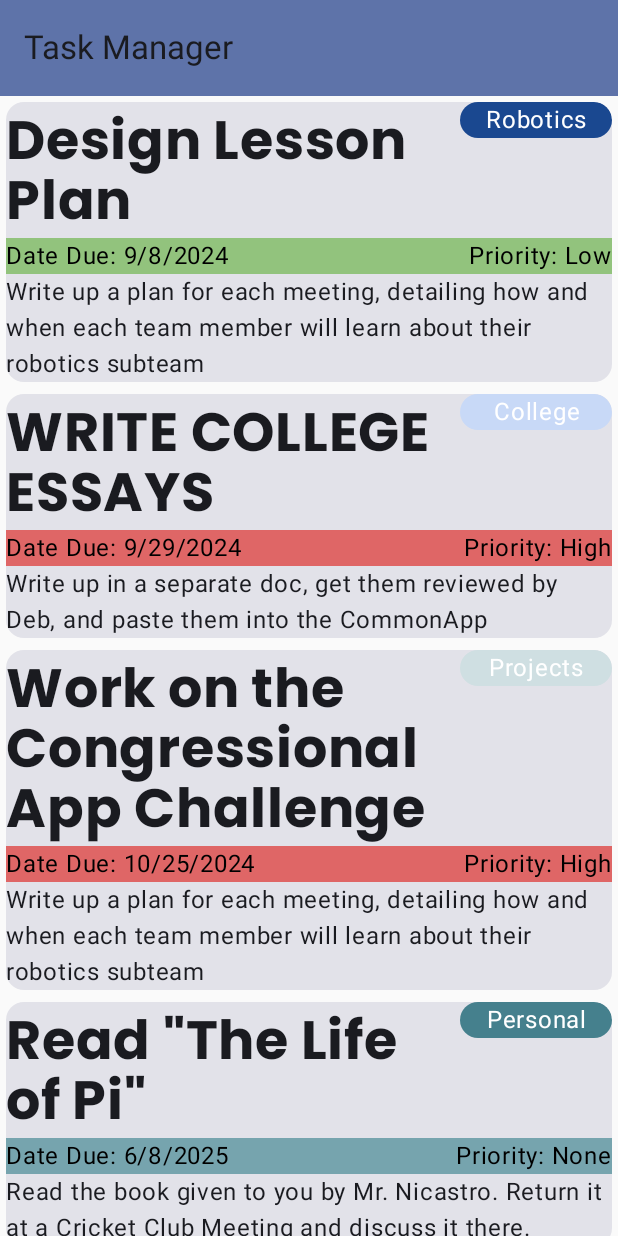
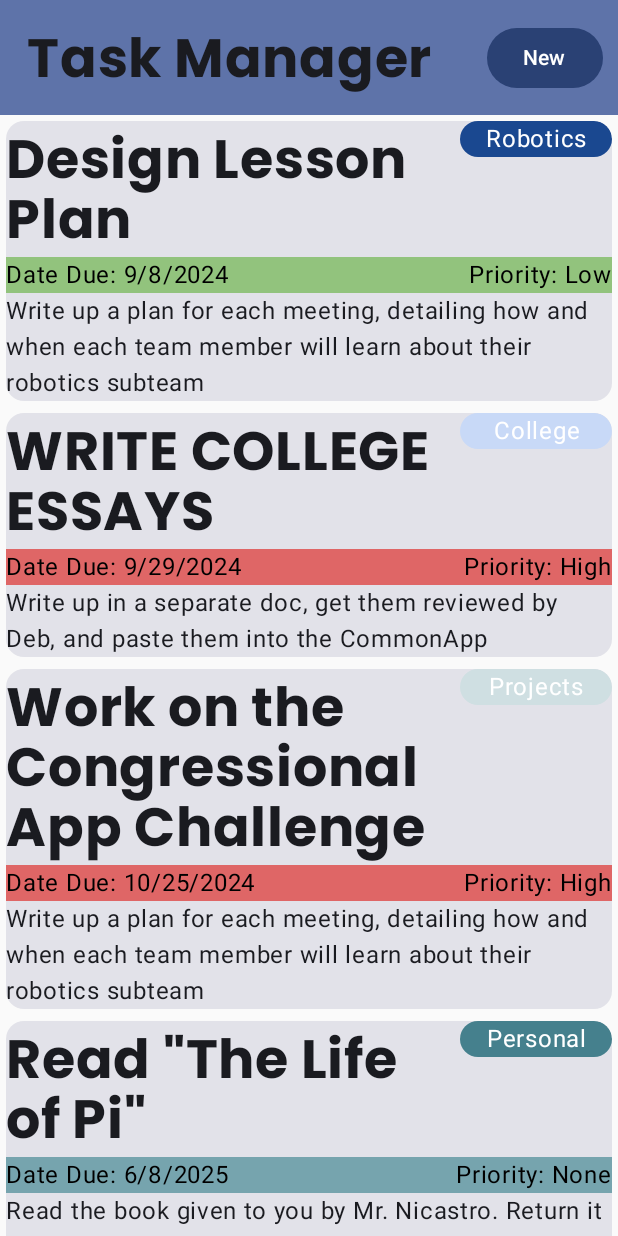
Before and after one commit to Darksharkthe1st/Task-Manager, an Android app built with Jetpack Compose: the screen it shows after launch (MainActivity), on a phone screen of 412 x 824 dp. Run offline under Robolectric (Android 15) with nearby library versions, the phone set to English and light mode, and no system bars.

Commit message:
New Task Button
Added button

```diff
--- a/app/src/main/java/com/example/taskmanager/ui/TaskManagerApp.kt
+++ b/app/src/main/java/com/example/taskmanager/ui/TaskManagerApp.kt
@@ -29,6 +29,8 @@ import androidx.compose.ui.graphics.Color
 import androidx.compose.ui.res.colorResource
 import androidx.compose.ui.res.fontResource
 import androidx.compose.ui.res.stringResource
+import androidx.compose.ui.text.TextStyle
+import androidx.compose.ui.text.font.FontStyle
 import androidx.compose.ui.text.font.FontWeight
 import androidx.compose.ui.text.style.TextAlign
 import androidx.compose.ui.tooling.preview.Preview
@@ -40,14 +42,17 @@ import com.example.taskmanager.data.DataSource
 import com.example.taskmanager.data.Task
 import com.example.taskmanager.ui.theme.Poppins
 import com.example.taskmanager.ui.theme.TaskManagerTheme
+import org.intellij.lang.annotations.JdkConstants.HorizontalAlignment
 
 
 @Composable
 fun TaskManagerApp() {
     Column() {
-        AppBar()
+        AppBar(
+modifier =Modifier.weight(2f)
+        )
         LazyColumn(
-
+modifier =Modifier.weight(19.5f)
         ) {
             items(DataSource.tasks) {task ->
                 TaskCard(
@@ -63,7 +68,30 @@ fun TaskManagerApp() {
 @Composable
 fun AppBar(modifier: Modifier = Modifier) {
     TopAppBar(
-        title = { Text(stringResource(R.string.app_title)) },
+        title = {
+            Row(
+                horizontalArrangement = Arrangement.SpaceAround,
+                verticalAlignment = Alignment.CenterVertically,
+                modifier = Modifier
+                    .fillMaxHeight()
+                    .padding(2.dp)
+            ) {
+                Text(
+                    stringResource(R.string.app_title),
+                    style = MaterialTheme.typography.titleLarge,
+                    modifier = Modifier.weight(1f)
+                )
+
+                Button(
+                    onClick = { },
+                    modifier = Modifier.padding(8.dp)
+                ) {
+                    Text(
+                        stringResource(R.string.new_task)
+                    )
+                }
+            }
+        },
         colors = TopAppBarDefaults.mediumTopAppBarColors(
             containerColor = MaterialTheme.colorScheme.primaryContainer
         ),
@@ -136,7 +164,6 @@ fun TaskCard(
                 text = task.desc
             )
         }
-
     }
 }
 
--- a/app/src/main/java/com/example/taskmanager/ui/theme/Type.kt
+++ b/app/src/main/java/com/example/taskmanager/ui/theme/Type.kt
@@ -28,7 +28,15 @@ val Typography = Typography(
         fontSize = 36.sp,
         lineHeight = 40.sp,
         letterSpacing = 0.5.sp
+    ),
+    titleLarge = TextStyle(
+        fontFamily = Poppins,
+        fontWeight = FontWeight.Bold,
+        fontSize = 36.sp,
+        lineHeight = 40.sp,
+        letterSpacing = 0.5.sp
     )
+
     /* Other default text styles to override
     titleLarge = TextStyle(
         fontFamily = FontFamily.Default,
--- a/app/src/main/res/values/strings.xml
+++ b/app/src/main/res/values/strings.xml
@@ -1,4 +1,5 @@
 <resources>
     <string name="app_name">Task Manager</string>
     <string name="app_title">Task Manager</string>
+    <string name="new_task">New</string>
 </resources>
```
